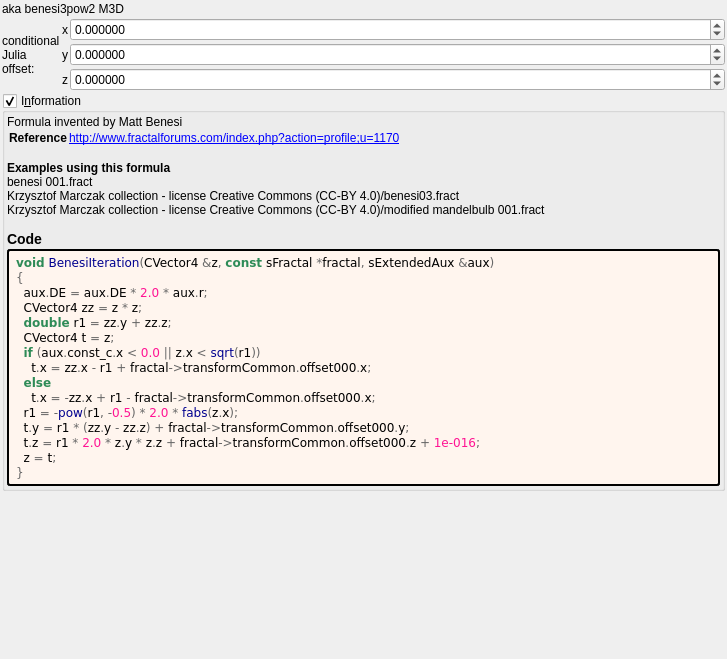
Qt form mandelbulber2/formula/ui/benesi.ui (buddhi1980/mandelbulber2) before a commit.
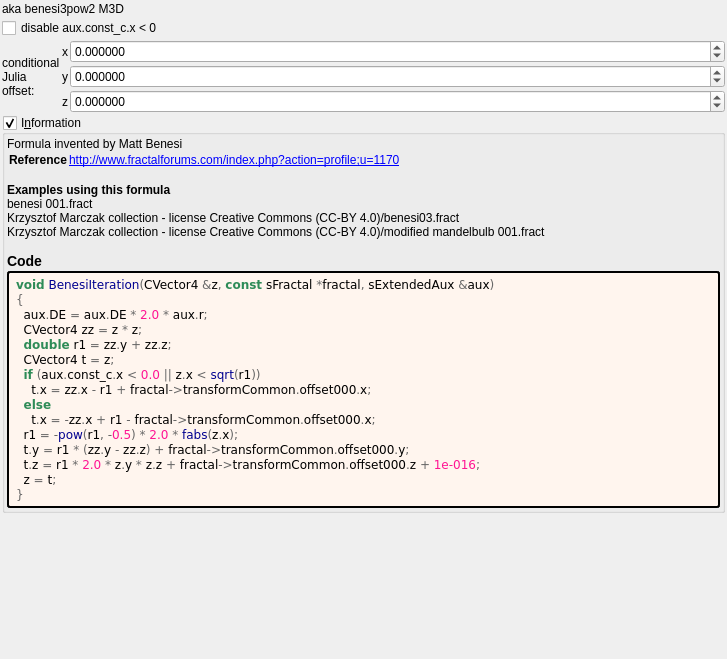
The same form after that commit. Custom widgets are drawn as their Qt base class.

```diff
--- a/mandelbulber2/formula/ui/benesi.ui
+++ b/mandelbulber2/formula/ui/benesi.ui
@@ -36,6 +36,13 @@
      </property>
     </widget>
    </item>
+   <item>
+    <widget class="MyCheckBox" name="checkBox_transf_function_enabledE_false">
+     <property name="text">
+      <string notr="true">disable aux.const_c.x &lt; 0</string>
+     </property>
+    </widget>
+   </item>
    <item>
     <layout class="QGridLayout" name="gridLayout_30" columnstretch="0,0,0,1">
      <property name="spacing">
@@ -270,6 +277,11 @@
    <extends>QDoubleSpinBox</extends>
    <header>my_double_spin_box.h</header>
   </customwidget>
+  <customwidget>
+   <class>MyCheckBox</class>
+   <extends>QCheckBox</extends>
+   <header>my_check_box.h</header>
+  </customwidget>
  </customwidgets>
  <tabstops>
   <tabstop>groupCheck_info</tabstop>
```
Left out of the diff: 170 changed lines with no effect on the pictures.
